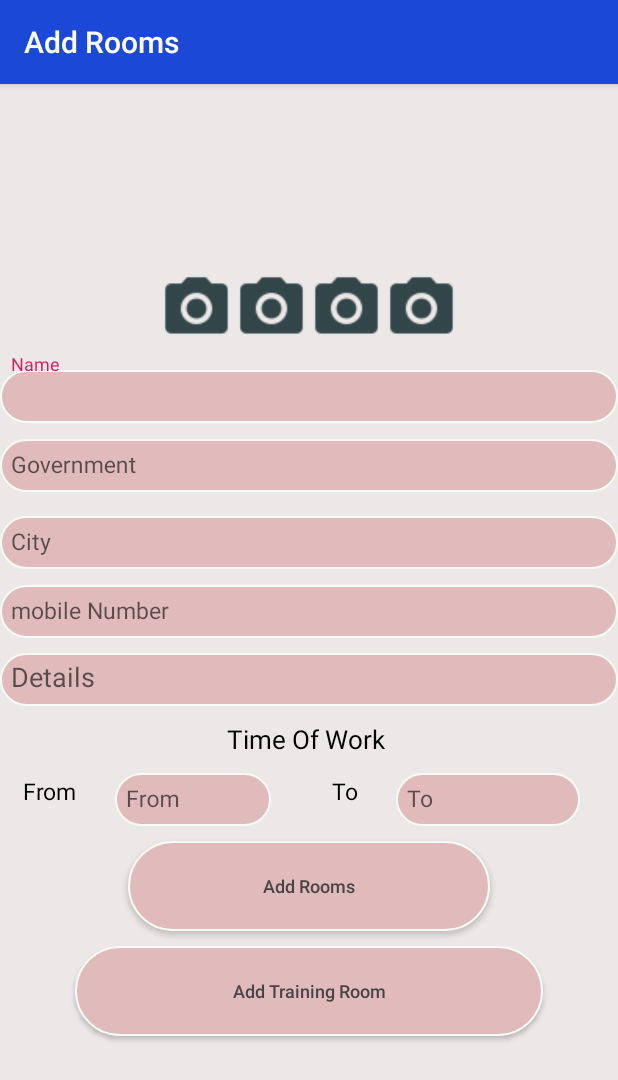
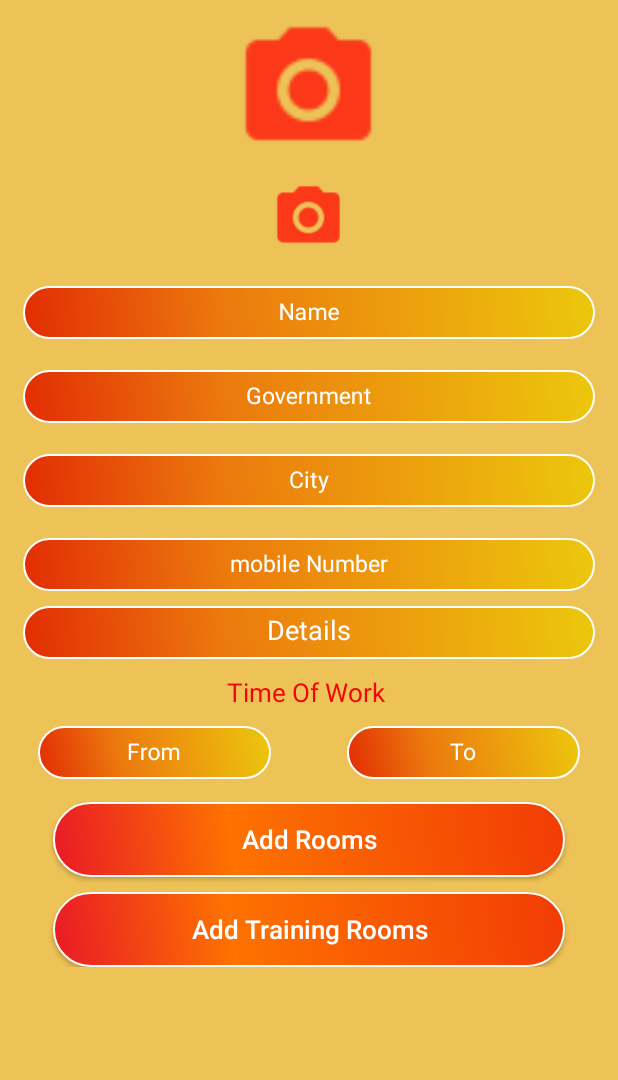
Before and after one commit to MohamedHassan275/OwnerTrainingRoom, an Android app: the AddTrainingRoomsActivity screen opened directly, with no data from a screen before it, on a phone screen of 412 x 824 dp. Shown: the top 1080 px of the screen. Run offline under Robolectric (Android 15) with nearby library versions, the light colour scheme and no system bars.

Commit message:
Initial commit

```diff
--- a/app/src/main/java/com/mohmedhassan/ownertrainingroom/AddTrainingRooms/AddTrainingRoomsActivity.java
+++ b/app/src/main/java/com/mohmedhassan/ownertrainingroom/AddTrainingRooms/AddTrainingRoomsActivity.java
@@ -1,6 +1,10 @@
 package com.mohmedhassan.ownertrainingroom.AddTrainingRooms;
 
 import android.content.Intent;
+import android.graphics.Bitmap;
+import android.net.Uri;
+import android.provider.MediaStore;
+import android.support.annotation.Nullable;
 import android.support.v7.app.AppCompatActivity;
 import android.os.Bundle;
 import android.view.View;
@@ -10,9 +14,11 @@ import android.widget.ImageView;
 import com.mohmedhassan.ownertrainingroom.AddRooms.AddRoomsActivity;
 import com.mohmedhassan.ownertrainingroom.R;
 
+import java.io.IOException;
+
 public class AddTrainingRoomsActivity extends AppCompatActivity implements AddTrainingRoomsContract.view {
 
-    ImageView imageView;
+    ImageView image_Photo,imageView_Photo;
     Button Addphoto,AddRoomss,AddTrainingRooms;
 
 
@@ -26,8 +32,10 @@ public class AddTrainingRoomsActivity extends AppCompatActivity implements AddTr
 
      //   imageView = findViewById(R.id.image_view);
 
-        AddRoomss = findViewById(R.id.add_rooms);
-        AddTrainingRooms = findViewById(R.id.add_training_room_AddRooms);
+        AddRoomss = findViewById(R.id.btn_addRooms);
+        AddTrainingRooms = findViewById(R.id.btn_addTrainingRooms);
+        image_Photo = findViewById(R.id.image_photo);
+        imageView_Photo = findViewById(R.id.imageView_photo);
 
 
       // Addphoto.setOnClickListener(View->AddPhoto());
@@ -39,21 +47,51 @@ public class AddTrainingRoomsActivity extends AppCompatActivity implements AddTr
                 startActivity(intent);
             }
         });
+        image_Photo.setOnClickListener(new View.OnClickListener() {
+            @Override
+            public void onClick(View v) {
 
+                Intent i = new Intent(Intent.ACTION_PICK,
+                        android.provider.MediaStore.Images.Media.EXTERNAL_CONTENT_URI);
+                startActivityForResult(i, 1);
+            }
+        });
+
+    }
+    @Override
+    protected void onActivityResult(int requestCode, int resultCode, @Nullable Intent data) {
+        super.onActivityResult(requestCode, resultCode, data);
+
+        if (requestCode == 1 && resultCode == RESULT_OK && data != null && data.getData() != null) {
+
+            Uri uri = data.getData();
+
+            try {
+                Bitmap bitmap = MediaStore.Images.Media.getBitmap(getContentResolver(), uri);
+                // Log.d(TAG, String.valueOf(bitmap));
+
+                imageView_Photo.setImageBitmap(bitmap);
+            } catch (IOException e) {
+                e.printStackTrace();
+            }
+        }
     }
 
     @Override
     public void AddTrainingRooms() {
+
 
     }
 
     @Override
     public void AddRooms() {
 
+
     }
 
     @Override
     public void AddPhoto() {
 
+
     }
 }
--- /dev/null
+++ b/app/src/main/res/drawable-hdpi/btn_design.xml
@@ -0,0 +1,27 @@
+<?xml version="1.0" encoding="utf-8"?>
+<shape xmlns:android="http://schemas.android.com/apk/res/android" android:shape="rectangle" >
+    <corners
+        android:radius="50dp"
+        />
+    <gradient
+        android:angle="45"
+        android:centerX="35%"
+        android:centerColor="#fd7200"
+        android:startColor="#e91927"
+        android:endColor="#f23c05"
+        android:type="linear"/>
+    <padding
+        android:left="0dp"
+        android:top="0dp"
+        android:right="0dp"
+        android:bottom="0dp"
+        />
+    <size
+        android:width="270dp"
+        android:height="60dp"
+        />
+    <stroke
+        android:width="1dp"
+        android:color="#f6fcf5"
+        />
+</shape>
--- /dev/null
+++ b/app/src/main/res/drawable-hdpi/edittext_design.xml
@@ -0,0 +1,27 @@
+<?xml version="1.0" encoding="utf-8"?>
+<shape xmlns:android="http://schemas.android.com/apk/res/android" android:shape="rectangle" >
+    <corners
+        android:radius="50dp"
+        />
+    <gradient
+        android:angle="45"
+        android:centerX="35%"
+        android:centerColor="#ec790d"
+        android:startColor="#e22d04"
+        android:endColor="#ecc70d"
+        android:type="linear"/>
+    <padding
+        android:left="0dp"
+        android:top="0dp"
+        android:right="0dp"
+        android:bottom="0dp"
+        />
+    <size
+        android:width="270dp"
+        android:height="60dp"
+        />
+    <stroke
+        android:width="1dp"
+        android:color="#ffffff"
+        />
+</shape>
--- a/app/src/main/res/layout/activity_add_training_rooms.xml
+++ b/app/src/main/res/layout/activity_add_training_rooms.xml
@@ -3,9 +3,9 @@
     xmlns:app="http://schemas.android.com/apk/res-auto"
     xmlns:tools="http://schemas.android.com/tools"
     android:orientation="vertical"
+    android:background="#edc357"
     android:layout_width="match_parent"
     android:layout_height="match_parent"
-    android:background="#ede8e8"
     tools:context=".AddTrainingRooms.AddTrainingRoomsActivity">
 
     <ScrollView
@@ -13,61 +13,32 @@
         android:layout_height="match_parent">
 
         <LinearLayout
+            android:gravity="center"
             android:layout_width="match_parent"
             android:layout_height="match_parent"
             android:orientation="vertical">
 
-         <ImageView
-             android:layout_marginTop="10dp"
-             android:id="@+id/imageView"
-             android:layout_width="150dp"
-             android:layout_height="100dp"/>
-         <LinearLayout
-             android:orientation="vertical"
+            <android.support.v7.widget.RecyclerView
+                android:id="@+id/recyclerview_image"
                 android:layout_width="match_parent"
                 android:layout_height="wrap_content">
-
-             <LinearLayout
-                 android:gravity="center"
-                 android:orientation="horizontal"
-                 android:layout_width="match_parent"
-                 android:layout_height="wrap_content">
-
+            </android.support.v7.widget.RecyclerView>
             <ImageView
+                android:id="@+id/imageView_photo"
+                android:layout_width="150dp"
+                android:layout_height="100dp"
                 android:layout_marginTop="10dp"
-                     android:id="@+id/imageView2"
-                     android:layout_width="50dp"
-                     android:layout_height="50dp"
-                     android:layout_gravity="center"
                 android:src="@drawable/camera"/>
             <ImageView
+                android:id="@+id/image_photo"
+                android:layout_width="150dp"
+                android:layout_height="50dp"
                 android:layout_marginTop="10dp"
-                     android:id="@+id/imageView3"
-                     android:layout_width="50dp"
-                     android:layout_height="50dp"
-                     android:layout_gravity="center"
                 android:src="@drawable/camera"/>
-                 <ImageView
-                     android:layout_marginTop="10dp"
-                     android:id="@+id/imageView4"
-                     android:layout_width="50dp"
-                     android:layout_height="50dp"
-                     android:layout_gravity="center"
-                     android:src="@drawable/camera"/>
-                 <ImageView
-                     android:layout_marginTop="10dp"
-                     android:id="@+id/imageView5"
-                     android:layout_width="50dp"
-                     android:layout_height="50dp"
-                     android:layout_gravity="center"
-                     android:src="@drawable/camera"/>
-
-             </LinearLayout>
-
-         </LinearLayout>
 
             <android.support.design.widget.TextInputLayout
                 android:layout_marginTop="10dp"
+                android:textColorHint="#ffffff"
                 android:layout_width="match_parent"
                 android:layout_height="wrap_content">
 
@@ -75,18 +46,24 @@
                     android:id="@+id/name"
                     android:layout_width="match_parent"
                     android:layout_height="35dp"
-                  android:background="@drawable/edit_textdesign"
+                    android:background="@drawable/edittext_design"
                     android:hint="Name"
                     android:padding="7dp"
+                    android:gravity="center"
+                    android:layout_gravity="center"
                     android:inputType="text"
                     android:maxLines="1"
-                  android:paddingLeft="10dp"
+                    android:textColor="#ffffff"
+                    android:layout_marginLeft="15dp"
+                    android:layout_marginRight="15dp"
                     android:singleLine="true"
                     android:textSize="15sp" />
 
             </android.support.design.widget.TextInputLayout>
 
             <android.support.design.widget.TextInputLayout
+                android:layout_marginTop="10dp"
+                android:textColorHint="#ffffff"
                 android:layout_width="match_parent"
                 android:layout_height="wrap_content">
 
@@ -94,18 +71,24 @@
                     android:id="@+id/government"
                     android:layout_width="match_parent"
                     android:layout_height="35dp"
-                  android:background="@drawable/edit_textdesign"
+                    android:background="@drawable/edittext_design"
                     android:hint="Government"
-                  android:textSize="15sp"
                     android:padding="7dp"
-                  android:paddingLeft="10dp"
+                    android:gravity="center"
+                    android:textColor="#ffffff"
+                    android:layout_marginLeft="15dp"
+                    android:layout_marginRight="15dp"
+                    android:layout_gravity="center"
                     android:inputType="text"
                     android:maxLines="1"
-                  android:singleLine="true"/>
+                    android:singleLine="true"
+                    android:textSize="15sp" />
 
             </android.support.design.widget.TextInputLayout>
+
             <android.support.design.widget.TextInputLayout
-              android:layout_marginTop="5dp"
+                android:layout_marginTop="10dp"
+                android:textColorHint="#ffffff"
                 android:layout_width="match_parent"
                 android:layout_height="wrap_content">
 
@@ -113,30 +96,40 @@
                     android:id="@+id/city"
                     android:layout_width="match_parent"
                     android:layout_height="35dp"
-                  android:background="@drawable/edit_textdesign"
+                    android:background="@drawable/edittext_design"
                     android:hint="City"
+                    android:gravity="center"
+                    android:layout_gravity="center"
+                    android:textSize="15sp"
                     android:padding="7dp"
-                  android:textSize="15sp"
-                  android:inputType="text"
+                    android:textColor="#ffffff"
+                    android:layout_marginLeft="15dp"
+                    android:layout_marginRight="15dp"
+                    android:inputType="textEmailAddress"
                     android:maxLines="1"
-                  android:paddingLeft="10dp"
                     android:singleLine="true"/>
 
             </android.support.design.widget.TextInputLayout>
+
             <android.support.design.widget.TextInputLayout
+                android:layout_marginTop="10dp"
+                android:textColorHint="#ffffff"
                 android:layout_width="match_parent"
                 android:layout_height="wrap_content">
 
                 <EditText
-                  android:id="@+id/mobile"
+                    android:id="@+id/mobile_register"
                     android:layout_width="match_parent"
                     android:layout_height="35dp"
-                  android:background="@drawable/edit_textdesign"
+                    android:background="@drawable/edittext_design"
                     android:hint="mobile Number"
+                    android:gravity="center"
+                    android:layout_gravity="center"
                     android:textSize="15sp"
-                  android:padding="7dp"
+                    android:textColor="#ffffff"
                     android:inputType="number"
-                  android:paddingLeft="10dp"
+                    android:layout_marginLeft="15dp"
+                    android:layout_marginRight="15dp"
                     android:maxLines="1"
                     android:singleLine="true"/>
 
@@ -146,11 +139,16 @@
                 android:id="@+id/details"
                 android:layout_width="match_parent"
                 android:layout_height="35dp"
+                android:textColorHint="#ffffff"
+                android:gravity="center"
+                android:layout_marginLeft="15dp"
+                android:layout_marginRight="15dp"
                 android:hint="Details"
                 android:layout_marginTop="10dp"
                 android:padding="7dp"
-              android:background="@drawable/edit_textdesign"
+                android:background="@drawable/edittext_design"
                 android:singleLine="true"/>
+
             <LinearLayout
                 android:orientation="vertical"
                 android:layout_width="match_parent"
@@ -160,7 +158,7 @@
                     android:layout_width="wrap_content"
                     android:layout_height="wrap_content"
                     android:text="Time Of Work "
-                  android:textColor="#000"
+                    android:textColor="#f40404"
                     android:textSize="17sp"
                     android:layout_marginTop="10dp"
                     android:layout_gravity="center"/>
@@ -170,19 +168,9 @@
                     android:layout_width="match_parent"
                     android:layout_height="wrap_content">
 
-                  <LinearLayout
+                    <android.support.design.widget.TextInputLayout
+                            android:textColorHint="#ffffff"
                             android:layout_weight="1"
-                      android:layout_width="match_parent"
-                      android:layout_height="wrap_content">
-                      <TextView
-                          android:layout_width="wrap_content"
-                          android:layout_height="wrap_content"
-                          android:text="From"
-                          android:layout_marginLeft="15sp"
-                          android:textColor="#000"
-                          android:layout_gravity="center"
-                          android:textSize="15sp"/>
-                      <android.support.design.widget.TextInputLayout
                             android:layout_width="match_parent"
                             android:layout_height="wrap_content">
 
@@ -190,8 +178,9 @@
                                 android:id="@+id/from"
                                 android:layout_width="match_parent"
                                 android:layout_height="35dp"
-                              android:background="@drawable/edit_textdesign"
+                                android:background="@drawable/edittext_design"
                                 android:hint="From"
+                                android:gravity="center"
                                 android:padding="7dp"
                                 android:paddingLeft="10dp"
                                 android:layout_marginRight="25dp"
@@ -202,20 +191,11 @@
                                 android:singleLine="true"/>
 
                         </android.support.design.widget.TextInputLayout>
-                  </LinearLayout>
-                  <LinearLayout
+
+
+                        <android.support.design.widget.TextInputLayout
+                            android:textColorHint="#ffffff"
                             android:layout_weight="1"
-                      android:layout_width="match_parent"
-                      android:layout_height="wrap_content">
-                      <TextView
-                          android:layout_width="wrap_content"
-                          android:layout_height="wrap_content"
-                          android:text="To"
-                          android:layout_marginLeft="15sp"
-                          android:textColor="#000"
-                          android:textSize="15sp"
-                          android:layout_gravity="center"/>
-                      <android.support.design.widget.TextInputLayout
                             android:layout_width="match_parent"
                             android:layout_height="wrap_content">
 
@@ -223,8 +203,9 @@
                                 android:id="@+id/to"
                                 android:layout_width="match_parent"
                                 android:layout_height="35dp"
-                              android:background="@drawable/edit_textdesign"
+                                android:background="@drawable/edittext_design"
                                 android:hint="To"
+                                android:gravity="center"
                                 android:padding="7dp"
                                 android:paddingLeft="10dp"
                                 android:layout_marginRight="25dp"
@@ -235,35 +216,43 @@
                                 android:singleLine="true"/>
 
                         </android.support.design.widget.TextInputLayout>
+
                 </LinearLayout>
-              </LinearLayout>
-          </LinearLayout>
+                <android.support.v7.widget.RecyclerView
+                    android:id="@+id/recyclerview_room"
+                    android:layout_width="match_parent"
+                    android:layout_height="wrap_content">
+
+
+
+                </android.support.v7.widget.RecyclerView>
 
                 <Button
-              android:id="@+id/add_rooms"
+                    android:id="@+id/btn_addRooms"
                     android:layout_width="match_parent"
-              android:layout_height="wrap_content"
-              android:layout_marginLeft="85dp"
-              android:layout_marginRight="85dp"
+                    android:layout_height="50dp"
+                    android:layout_marginLeft="35dp"
+                    android:layout_marginRight="35dp"
+                    android:layout_marginTop="15dp"
+                    android:text="Add Rooms"
+                    android:textColor="#ffffff"
+                    android:textAllCaps="false"
+                    android:textSize="17sp"
+                    android:background="@drawable/btn_design"/>
+                <Button
+                    android:id="@+id/btn_addTrainingRooms"
+                    android:layout_width="match_parent"
+                    android:layout_height="50dp"
+                    android:layout_marginLeft="35dp"
+                    android:layout_marginRight="35dp"
                     android:layout_marginTop="10dp"
-              android:text="Add Rooms"
-              android:textColor="#494444"
+                    android:text="Add Training Rooms"
+                    android:textColor="#ffffff"
                     android:textAllCaps="false"
-              android:textSize="12sp"
-              android:background="@drawable/edit_textdesign"/>
-          <Button
-              android:id="@+id/add_training_room_AddRooms"
-              android:layout_width="match_parent"
-              android:layout_height="wrap_content"
-              android:layout_marginLeft="50dp"
-              android:layout_marginRight="50dp"
-              android:layout_marginTop="10dp"
-              android:layout_marginBottom="10dp"
-              android:text="Add Training Room"
-              android:textColor="#494444"
-              android:textAllCaps="false"
-              android:textSize="12sp"
-              android:background="@drawable/edit_textdesign"/>
+                    android:textSize="17sp"
+                    android:background="@drawable/btn_design"/>
+
+            </LinearLayout>
         </LinearLayout>
 
     </ScrollView>
--- a/app/src/main/res/values/colors.xml
+++ b/app/src/main/res/values/colors.xml
@@ -1,6 +1,6 @@
 <?xml version="1.0" encoding="utf-8"?>
 <resources>
-    <color name="colorPrimary">#1c48d7</color>
-    <color name="colorPrimaryDark">#5472be</color>
-    <color name="colorAccent">#D81B60</color>
+    <color name="colorPrimary">#efa613</color>
+    <color name="colorPrimaryDark">#ec9523</color>
+    <color name="colorAccent">#f48003</color>
 </resources>
--- a/app/src/main/res/values/styles.xml
+++ b/app/src/main/res/values/styles.xml
@@ -11,4 +11,9 @@
         <item name="colorAccent">#DAA520</item>
         <item name="colorControlNormal">#A9A9A9</item>
     </style>
+
+    <style name="AppTheme.NoActionBar">
+        <item name="windowActionBar">false</item>
+        <item name="windowNoTitle">true</item>
+    </style>
 </resources>
```
Also changed, not shown: app/src/main/AndroidManifest.xml (+17 -7 lines), app/src/main/res/layout/activity_login.xml (+95 -34 lines), app/src/main/res/drawable-hdpi/camera.png, app/src/main/res/drawable-mdpi/camera.png, app/src/main/res/drawable-xhdpi/camera.png, app/src/main/res/drawable-xxhdpi/camera.png. Lines whose indentation alone changed are shown as unchanged.
